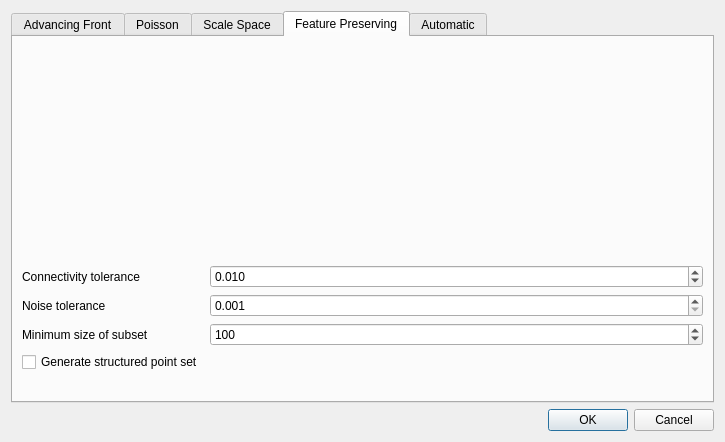
Old version of the form Polyhedron/demo/Polyhedron/Plugins/Point_set/Surface_reconstruction_plugin.ui in the repository CGAL/cgal.
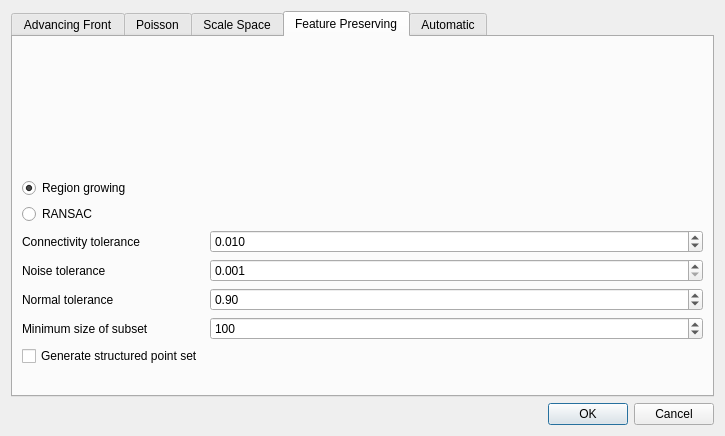
New version of the form. The open tabs and pages were chosen to show the change.

Commit message: Update surface reconstruction and shape detection plugins

Diff of the .ui file:
```diff
--- a/Polyhedron/demo/Polyhedron/Plugins/Point_set/Surface_reconstruction_plugin.ui
+++ b/Polyhedron/demo/Polyhedron/Plugins/Point_set/Surface_reconstruction_plugin.ui
@@ -7,7 +7,7 @@
     <x>0</x>
     <y>0</y>
     <width>725</width>
-    <height>442</height>
+    <height>436</height>
    </rect>
   </property>
   <property name="windowTitle">
@@ -667,14 +667,47 @@
        <string>Feature Preserving</string>
       </attribute>
       <layout class="QFormLayout" name="formLayout_7">
+       <property name="fieldGrowthPolicy">
+        <enum>QFormLayout::AllNonFixedFieldsGrow</enum>
+       </property>
+       <item row="0" column="1">
+        <spacer name="verticalSpacer_12">
+         <property name="orientation">
+          <enum>Qt::Vertical</enum>
+         </property>
+         <property name="sizeHint" stdset="0">
+          <size>
+           <width>20</width>
+           <height>40</height>
+          </size>
+         </property>
+        </spacer>
+       </item>
        <item row="1" column="0">
+        <widget class="QRadioButton" name="m_regionGrowing">
+         <property name="text">
+          <string>Region growing</string>
+         </property>
+         <property name="checked">
+          <bool>true</bool>
+         </property>
+        </widget>
+       </item>
+       <item row="2" column="0">
+        <widget class="QRadioButton" name="m_RANSAC">
+         <property name="text">
+          <string>RANSAC</string>
+         </property>
+        </widget>
+       </item>
+       <item row="3" column="0">
         <widget class="QLabel" name="connectivityToleranceLabel">
          <property name="text">
           <string>Connectivity tolerance</string>
          </property>
         </widget>
        </item>
-       <item row="1" column="1">
+       <item row="3" column="1">
         <widget class="QDoubleSpinBox" name="m_connectivityTolerance">
          <property name="decimals">
           <number>3</number>
@@ -690,14 +723,14 @@
          </property>
         </widget>
        </item>
-       <item row="2" column="0">
+       <item row="4" column="0">
         <widget class="QLabel" name="noiseToleranceLabel">
          <property name="text">
           <string>Noise tolerance</string>
          </property>
         </widget>
        </item>
-       <item row="2" column="1">
+       <item row="4" column="1">
         <widget class="QDoubleSpinBox" name="m_noiseTolerance">
          <property name="decimals">
           <number>3</number>
@@ -710,14 +743,37 @@
          </property>
         </widget>
        </item>
-       <item row="3" column="0">
+       <item row="6" column="0">
+        <widget class="QLabel" name="normalToleranceLabel">
+         <property name="text">
+          <string>Normal tolerance</string>
+         </property>
+        </widget>
+       </item>
+       <item row="6" column="1">
+        <widget class="QDoubleSpinBox" name="m_normalTolerance">
+         <property name="minimum">
+          <double>0.010000000000000</double>
+         </property>
+         <property name="maximum">
+          <double>1.000000000000000</double>
+         </property>
+         <property name="singleStep">
+          <double>0.010000000000000</double>
+         </property>
+         <property name="value">
+          <double>0.900000000000000</double>
+         </property>
+        </widget>
+       </item>
+       <item row="7" column="0">
         <widget class="QLabel" name="minimumSizeOfSubsetLabel">
          <property name="text">
           <string>Minimum size of subset</string>
          </property>
         </widget>
        </item>
-       <item row="3" column="1">
+       <item row="7" column="1">
         <widget class="QSpinBox" name="m_minSizeSubset">
          <property name="minimum">
           <number>1</number>
@@ -733,27 +789,14 @@
          </property>
         </widget>
        </item>
-       <item row="4" column="0">
+       <item row="8" column="0">
         <widget class="QCheckBox" name="m_generateStructured">
          <property name="text">
           <string>Generate structured point set</string>
          </property>
         </widget>
        </item>
-       <item row="0" column="1">
-        <spacer name="verticalSpacer_12">
-         <property name="orientation">
-          <enum>Qt::Vertical</enum>
-         </property>
-         <property name="sizeHint" stdset="0">
-          <size>
-           <width>20</width>
-           <height>40</height>
-          </size>
-         </property>
-        </spacer>
-       </item>
-       <item row="4" column="1">
+       <item row="8" column="1">
         <spacer name="verticalSpacer_13">
          <property name="orientation">
           <enum>Qt::Vertical</enum>
```
The commit also changes 2 other files.
